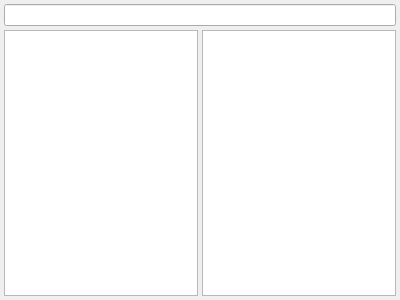
Qt form QtSLiM/QtSLiMHelpWindow.ui (MesserLab/SLiM) before a commit.
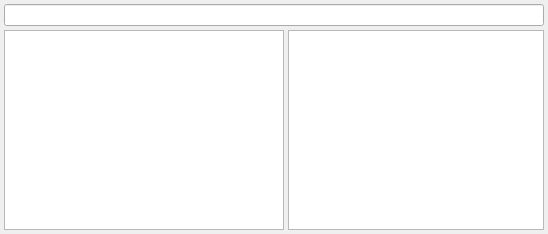
The same form after that commit.

Commit message: help window step 2

```diff
--- a/QtSLiM/QtSLiMHelpWindow.ui
+++ b/QtSLiM/QtSLiMHelpWindow.ui
@@ -2,14 +2,6 @@
 <ui version="4.0">
  <class>QtSLiMHelpWindow</class>
  <widget class="QDialog" name="QtSLiMHelpWindow">
-  <property name="geometry">
-   <rect>
-    <x>0</x>
-    <y>0</y>
-    <width>400</width>
-    <height>300</height>
-   </rect>
-  </property>
   <property name="windowTitle">
    <string>Scripting Help</string>
   </property>
@@ -38,10 +30,73 @@
       <number>4</number>
      </property>
      <item>
-      <widget class="QTreeView" name="topicOutlineView"/>
+      <widget class="QTreeWidget" name="topicOutlineView">
+       <property name="sizePolicy">
+        <sizepolicy hsizetype="Fixed" vsizetype="Expanding">
+         <horstretch>0</horstretch>
+         <verstretch>0</verstretch>
+        </sizepolicy>
+       </property>
+       <property name="minimumSize">
+        <size>
+         <width>280</width>
+         <height>200</height>
+        </size>
+       </property>
+       <property name="maximumSize">
+        <size>
+         <width>280</width>
+         <height>16777215</height>
+        </size>
+       </property>
+       <property name="font">
+        <font>
+         <pointsize>11</pointsize>
+        </font>
+       </property>
+       <property name="focusPolicy">
+        <enum>Qt::ClickFocus</enum>
+       </property>
+       <property name="editTriggers">
+        <set>QAbstractItemView::NoEditTriggers</set>
+       </property>
+       <property name="selectionMode">
+        <enum>QAbstractItemView::ExtendedSelection</enum>
+       </property>
+       <property name="indentation">
+        <number>13</number>
+       </property>
+       <property name="headerHidden">
+        <bool>true</bool>
+       </property>
+       <property name="expandsOnDoubleClick">
+        <bool>false</bool>
+       </property>
+       <column>
+        <property name="text">
+         <string notr="true">1</string>
+        </property>
+       </column>
+      </widget>
      </item>
      <item>
-      <widget class="QTextEdit" name="descriptionTextEdit"/>
+      <widget class="QTextEdit" name="descriptionTextEdit">
+       <property name="minimumSize">
+        <size>
+         <width>250</width>
+         <height>0</height>
+        </size>
+       </property>
+       <property name="focusPolicy">
+        <enum>Qt::ClickFocus</enum>
+       </property>
+       <property name="undoRedoEnabled">
+        <bool>false</bool>
+       </property>
+       <property name="readOnly">
+        <bool>true</bool>
+       </property>
+      </widget>
      </item>
     </layout>
    </item>
```
The commit also changes 8 other files.
